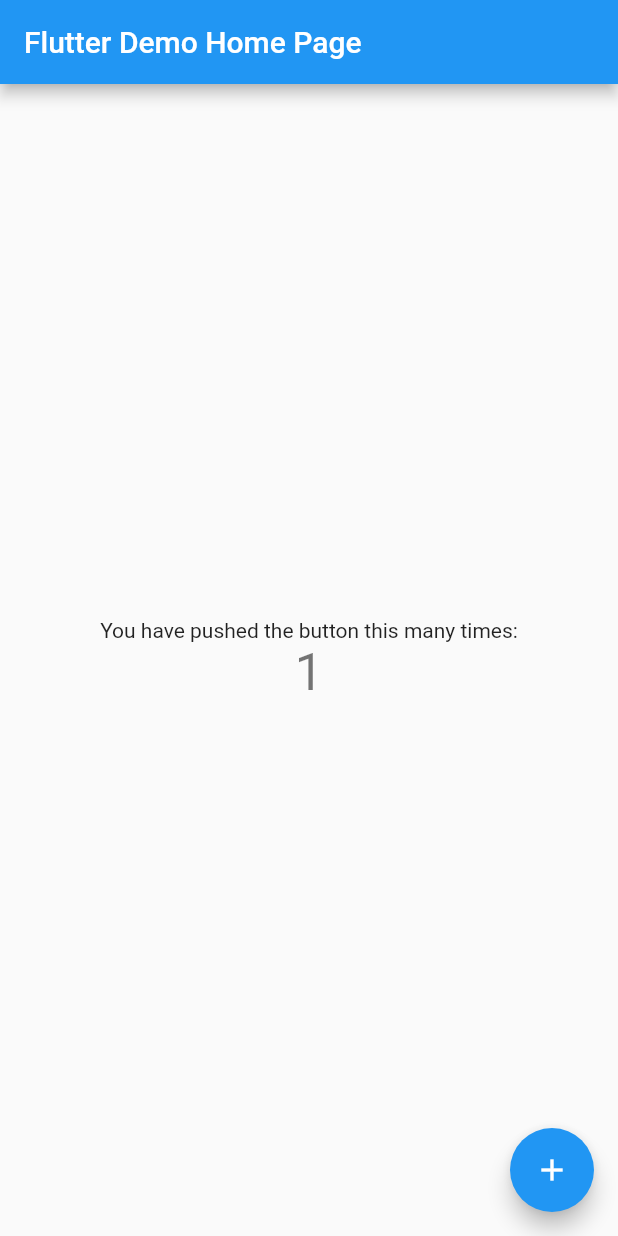
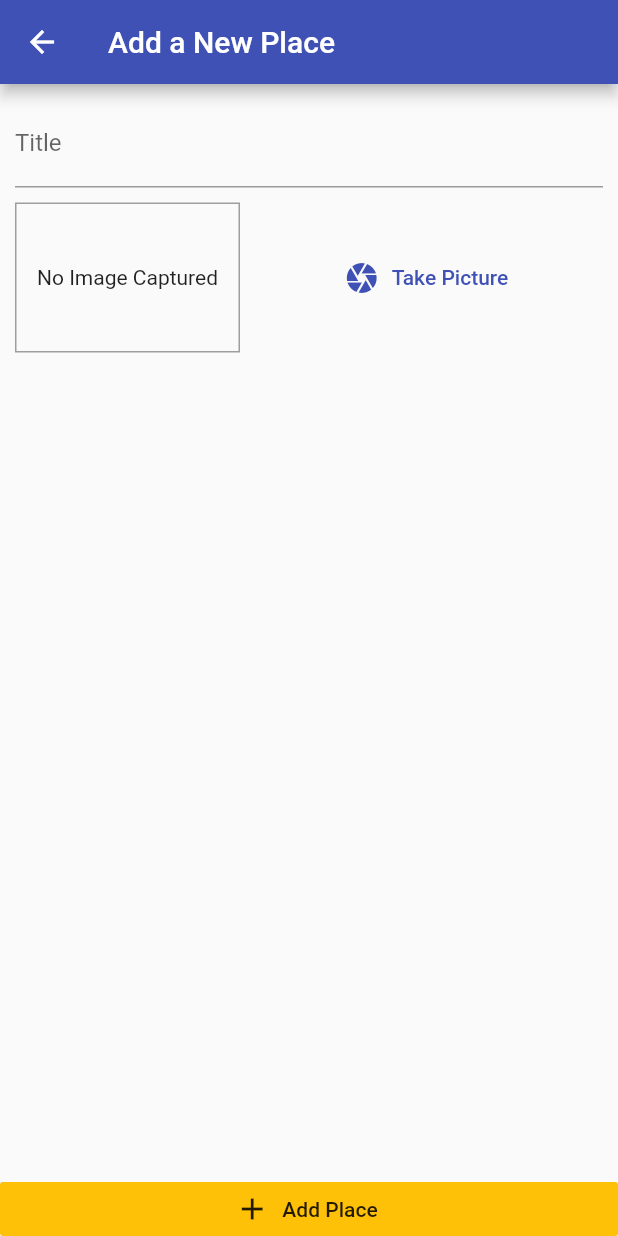
Before and after one commit to NitheeshPrabu/flutter-course, a Flutter app: the screen it shows after launch, after a tap on the "add" icon, on a phone screen of 412 x 824 dp. Run offline on Flutter 3.47's test engine with Material 2 defaults, Android fonts, the phone set to English and light mode, and no system bars; our stand-ins replace image_picker, shared_preferences.

Commit message:
added camera to take pics

```diff
--- a/great_places/lib/main.dart
+++ b/great_places/lib/main.dart
@@ -1,111 +1,28 @@
 import 'package:flutter/material.dart';
+import 'package:provider/provider.dart';
+
+import './screens/places_list_screen.dart';
+import './screens/add_place_screen.dart';
+import './providers/great_places.dart';
 
 void main() => runApp(MyApp());
 
 class MyApp extends StatelessWidget {
-  // This widget is the root of your application.
   @override
   Widget build(BuildContext context) {
-    return MaterialApp(
-      title: 'Flutter Demo',
-      theme: ThemeData(
-        // This is the theme of your application.
-        //
-        // Try running your application with "flutter run". You'll see the
-        // application has a blue toolbar. Then, without quitting the app, try
-        // changing the primarySwatch below to Colors.green and then invoke
-        // "hot reload" (press "r" in the console where you ran "flutter run",
-        // or simply save your changes to "hot reload" in a Flutter IDE).
-        // Notice that the counter didn't reset back to zero; the application
-        // is not restarted.
-        primarySwatch: Colors.blue,
+    return ChangeNotifierProvider.value(
+      value: GreatPlaces(),
+      child: MaterialApp(
+        title: 'Great Places',
+        theme: ThemeData(
+          primarySwatch: Colors.indigo,
+          accentColor: Colors.amber,
+        ),
+        home: PlacesListScreen(),
+        routes: {
+          AddPlaceScreen.routeName: (ctx) => AddPlaceScreen(),
+        },
       ),
-      home: MyHomePage(title: 'Flutter Demo Home Page'),
     );
   }
 }
-
-class MyHomePage extends StatefulWidget {
-  MyHomePage({Key key, this.title}) : super(key: key);
-
-  // This widget is the home page of your application. It is stateful, meaning
-  // that it has a State object (defined below) that contains fields that affect
-  // how it looks.
-
-  // This class is the configuration for the state. It holds the values (in this
-  // case the title) provided by the parent (in this case the App widget) and
-  // used by the build method of the State. Fields in a Widget subclass are
-  // always marked "final".
-
-  final String title;
-
-  @override
-  _MyHomePageState createState() => _MyHomePageState();
-}
-
-class _MyHomePageState extends State<MyHomePage> {
-  int _counter = 0;
-
-  void _incrementCounter() {
-    setState(() {
-      // This call to setState tells the Flutter framework that something has
-      // changed in this State, which causes it to rerun the build method below
-      // so that the display can reflect the updated values. If we changed
-      // _counter without calling setState(), then the build method would not be
-      // called again, and so nothing would appear to happen.
-      _counter++;
-    });
-  }
-
-  @override
-  Widget build(BuildContext context) {
-    // This method is rerun every time setState is called, for instance as done
-    // by the _incrementCounter method above.
-    //
-    // The Flutter framework has been optimized to make rerunning build methods
-    // fast, so that you can just rebuild anything that needs updating rather
-    // than having to individually change instances of widgets.
-    return Scaffold(
-      appBar: AppBar(
-        // Here we take the value from the MyHomePage object that was created by
-        // the App.build method, and use it to set our appbar title.
-        title: Text(widget.title),
-      ),
-      body: Center(
-        // Center is a layout widget. It takes a single child and positions it
-        // in the middle of the parent.
-        child: Column(
-          // Column is also a layout widget. It takes a list of children and
-          // arranges them vertically. By default, it sizes itself to fit its
-          // children horizontally, and tries to be as tall as its parent.
-          //
-          // Invoke "debug painting" (press "p" in the console, choose the
-          // "Toggle Debug Paint" action from the Flutter Inspector in Android
-          // Studio, or the "Toggle Debug Paint" command in Visual Studio Code)
-          // to see the wireframe for each widget.
-          //
-          // Column has various properties to control how it sizes itself and
-          // how it positions its children. Here we use mainAxisAlignment to
-          // center the children vertically; the main axis here is the vertical
-          // axis because Columns are vertical (the cross axis would be
-          // horizontal).
-          mainAxisAlignment: MainAxisAlignment.center,
-          children: <Widget>[
-            Text(
-              'You have pushed the button this many times:',
-            ),
-            Text(
-              '$_counter',
-              style: Theme.of(context).textTheme.display1,
-            ),
-          ],
-        ),
-      ),
-      floatingActionButton: FloatingActionButton(
-        onPressed: _incrementCounter,
-        tooltip: 'Increment',
-        child: Icon(Icons.add),
-      ), // This trailing comma makes auto-formatting nicer for build methods.
-    );
-  }
-}
--- /dev/null
+++ b/great_places/lib/models/place.dart
@@ -0,0 +1,29 @@
+import 'dart:io';
+
+import 'package:flutter/foundation.dart';
+
+class PlaceLocation {
+  final double latitude;
+  final double longitude;
+  final String address;
+
+  PlaceLocation({
+    @required this.latitude,
+    @required this.longitude,
+    this.address,
+  });
+}
+
+class Place {
+  final String id;
+  final String title;
+  final PlaceLocation location;
+  final File image;
+
+  Place({
+    @required this.id,
+    @required this.title,
+    @required this.location,
+    @required this.image,
+  });
+}
--- /dev/null
+++ b/great_places/lib/providers/great_places.dart
@@ -0,0 +1,11 @@
+import 'package:flutter/material.dart';
+
+import '../models/place.dart';
+
+class GreatPlaces with ChangeNotifier {
+  List<Place> _items = [];
+
+  List<Place> get items {
+    return [..._items];
+  }
+}
--- /dev/null
+++ b/great_places/lib/screens/add_place_screen.dart
@@ -0,0 +1,55 @@
+import 'package:flutter/material.dart';
+
+import '../widgets/image_input.dart';
+
+class AddPlaceScreen extends StatefulWidget {
+  static const routeName = '/add-place';
+
+  @override
+  _AddPlaceScreenState createState() => _AddPlaceScreenState();
+}
+
+class _AddPlaceScreenState extends State<AddPlaceScreen> {
+  final _titleController = TextEditingController();
+
+  @override
+  Widget build(BuildContext context) {
+    return Scaffold(
+      appBar: AppBar(
+        title: const Text('Add a New Place'),
+      ),
+      body: Column(
+        crossAxisAlignment: CrossAxisAlignment.stretch,
+        children: <Widget>[
+          Expanded(
+            child: SingleChildScrollView(
+              child: Padding(
+                padding: const EdgeInsets.all(10),
+                child: Column(
+                  children: <Widget>[
+                    TextField(
+                      decoration: InputDecoration(labelText: 'Title'),
+                      controller: _titleController,
+                    ),
+                    SizedBox(
+                      height: 10,
+                    ),
+                    ImageInput()
+                  ],
+                ),
+              ),
+            ),
+          ),
+          RaisedButton.icon(
+            onPressed: () {},
+            icon: Icon(Icons.add),
+            label: const Text('Add Place'),
+            elevation: 0,
+            materialTapTargetSize: MaterialTapTargetSize.shrinkWrap,
+            color: Theme.of(context).accentColor,
+          ),
+        ],
+      ),
+    );
+  }
+}
--- /dev/null
+++ b/great_places/lib/screens/places_list_screen.dart
@@ -0,0 +1,25 @@
+import 'package:flutter/material.dart';
+
+import 'add_place_screen.dart';
+
+class PlacesListScreen extends StatelessWidget {
+  @override
+  Widget build(BuildContext context) {
+    return Scaffold(
+      appBar: AppBar(
+        title: const Text('Your Places'),
+        actions: <Widget>[
+          IconButton(
+            icon: Icon(Icons.add),
+            onPressed: () {
+              Navigator.of(context).pushNamed(AddPlaceScreen.routeName);
+            },
+          ),
+        ],
+      ),
+      body: Center(
+        child: CircularProgressIndicator(),
+      ),
+    );
+  }
+}
--- /dev/null
+++ b/great_places/lib/widgets/image_input.dart
@@ -0,0 +1,68 @@
+import 'dart:io';
+
+import 'package:flutter/material.dart';
+import 'package:image_picker/image_picker.dart';
+import 'package:path/path.dart' as path;
+import 'package:path_provider/path_provider.dart' as syspaths;
+
+class ImageInput extends StatefulWidget {
+  @override
+  _ImageInputState createState() => _ImageInputState();
+}
+
+class _ImageInputState extends State<ImageInput> {
+  File _storedImage;
+
+  Future<void> _takePicture() async {
+    final imageFile = await ImagePicker.pickImage(
+      source: ImageSource.camera,
+      maxWidth: 600,
+    );
+    setState(() {
+      _storedImage = imageFile;
+    });
+    final appDir = await syspaths.getApplicationDocumentsDirectory();
+    final fileName = path.basename(imageFile.path);
+    final savedImage = await imageFile.copy('${appDir.path}/$fileName');
+  }
+
+  @override
+  Widget build(BuildContext context) {
+    return Row(
+      children: <Widget>[
+        Container(
+          width: 150,
+          height: 100,
+          decoration: BoxDecoration(
+            border: Border.all(
+              width: 1,
+              color: Colors.grey,
+            ),
+          ),
+          child: _storedImage != null
+              ? Image.file(
+                  _storedImage,
+                  fit: BoxFit.cover,
+                  width: double.infinity,
+                )
+              : const Text(
+                  'No Image Captured',
+                  textAlign: TextAlign.center,
+                ),
+          alignment: Alignment.center,
+        ),
+        SizedBox(
+          width: 10,
+        ),
+        Expanded(
+          child: FlatButton.icon(
+            icon: Icon(Icons.camera),
+            label: const Text('Take Picture'),
+            textColor: Theme.of(context).primaryColor,
+            onPressed: _takePicture,
+          ),
+        ),
+      ],
+    );
+  }
+}
```
Also changed, not shown: great_places/pubspec.yaml (+4 -6 lines), great_places/lib/screens/place_detail_screen.dart (added), great_places/pubspec.lock, 7 other files.
